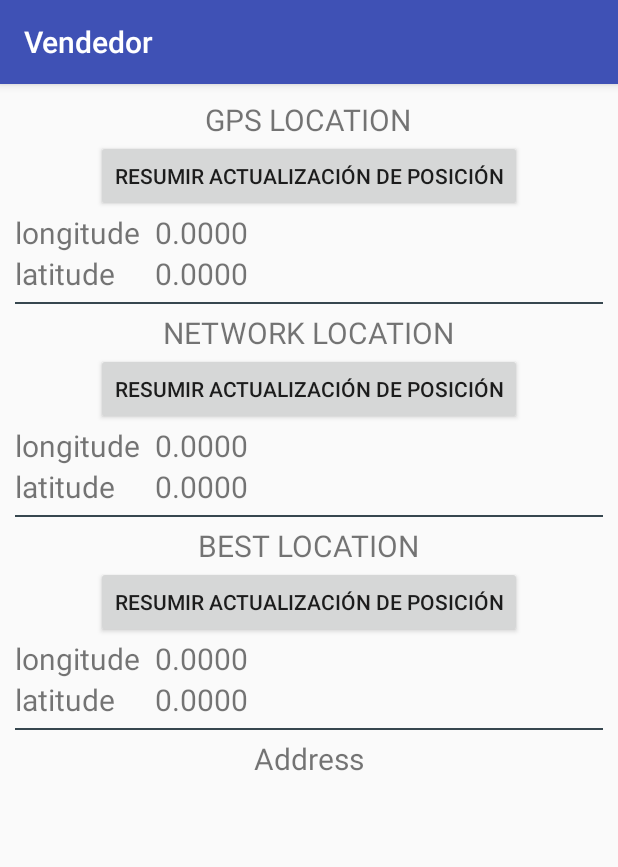
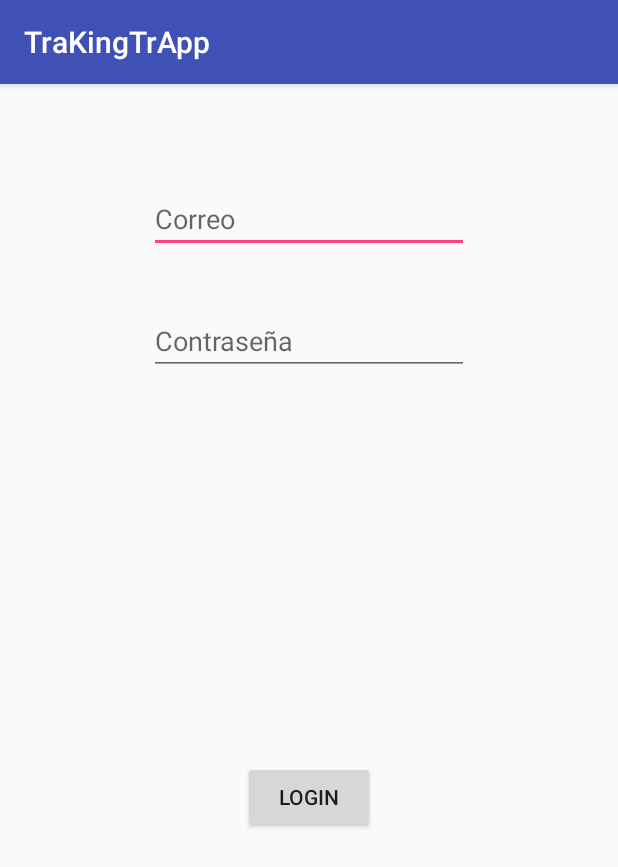
Before and after one commit to mgs96/Vendedor, an Android app: the screen it shows after launch (MainActivity before the commit, login after it), on a phone screen of 412 x 824 dp. Shown: the top 867 px of the screen. Run offline under Robolectric (Android 15) with nearby library versions, the phone set to English and light mode, and no system bars; our stand-ins replace Firebase (no records; nobody signed in at launch, a user with empty details on screens opened directly).

Commit message:
add login view

```diff
--- a/app/build.gradle
+++ b/app/build.gradle
@@ -25,6 +25,11 @@ dependencies {
         exclude group: 'com.android.support', module: 'support-annotations'
     })
     compile 'com.android.support:appcompat-v7:25.3.1'
+    compile 'com.android.support.constraint:constraint-layout:1.0.2'
+    compile 'com.google.firebase:firebase-core:9.6.1'
+    compile 'com.google.firebase:firebase-auth:9.6.1'
+    compile 'com.google.firebase:firebase-database:9.6.1'
     testCompile 'junit:junit:4.12'
-    compile 'com.android.support.constraint:constraint-layout:1.0.2'
 }
+
+apply plugin: 'com.google.gms.google-services'
--- a/app/src/main/AndroidManifest.xml
+++ b/app/src/main/AndroidManifest.xml
@@ -2,7 +2,7 @@
 <manifest xmlns:android="http://schemas.android.com/apk/res/android"
     package="com.movil.mauricio_taborda.vendedor">
 
-    <uses-permission android:name="android.permission.INTERNET"/>
+    <uses-permission android:name="android.permission.INTERNET" />
     <uses-permission android:name="android.permission.ACCESS_FINE_LOCATION" />
     <uses-permission android:name="android.permission.ACCESS_COARSE_LOCATION" />
 
@@ -14,13 +14,15 @@
         android:supportsRtl="true"
         android:theme="@style/AppTheme">
         <activity android:name=".MainActivity">
+
+        </activity>
+        <activity android:name=".login">
             <intent-filter>
                 <action android:name="android.intent.action.MAIN" />
 
                 <category android:name="android.intent.category.LAUNCHER" />
             </intent-filter>
         </activity>
-
     </application>
 
 </manifest>
--- /dev/null
+++ b/app/src/main/java/com/movil/mauricio_taborda/vendedor/login.java
@@ -0,0 +1,57 @@
+package com.movil.mauricio_taborda.vendedor;
+
+import android.support.annotation.NonNull;
+import android.support.v7.app.AppCompatActivity;
+import android.os.Bundle;
+import android.view.View;
+import android.widget.EditText;
+import android.widget.Toast;
+
+import com.google.android.gms.tasks.OnCompleteListener;
+import com.google.android.gms.tasks.Task;
+import com.google.firebase.auth.AuthResult;
+import com.google.firebase.auth.FirebaseAuth;
+import com.google.firebase.auth.FirebaseUser;
+
+public class login extends AppCompatActivity {
+
+    private FirebaseAuth mAuth;
+    FirebaseUser user;
+    EditText email;
+    EditText password;
+
+    @Override
+    protected void onCreate(Bundle savedInstanceState) {
+        super.onCreate(savedInstanceState);
+        setContentView(R.layout.activity_login);
+        mAuth = FirebaseAuth.getInstance();
+        email = (EditText) findViewById(R.id.etLogin);
+        password = (EditText) findViewById(R.id.etPass);
+    }
+
+    @Override
+    public void onStart() {
+        super.onStart();
+        // Check if user is signed in (non-null) and update UI accordingly.
+        FirebaseUser currentUser = mAuth.getCurrentUser();
+    }
+
+    public void login(View view) {
+        mAuth.signInWithEmailAndPassword(email.getText().toString(), password.getText().toString())
+        .addOnCompleteListener(this, new OnCompleteListener<AuthResult>() {
+            @Override
+            public void onComplete(@NonNull Task<AuthResult> task) {
+                if (task.isSuccessful()) {
+                    // Sign in success, update UI with the signed-in user's information
+                    user = mAuth.getCurrentUser();
+                    Toast.makeText(getApplicationContext(), user.getUid(), Toast.LENGTH_SHORT).show();
+                } else {
+                    // If sign in fails, display a message to the user.
+                    Toast.makeText(login.this, "Authentication failed.",
+                            Toast.LENGTH_SHORT).show();
+                }
+
+            }
+        });
+    }
+}
--- /dev/null
+++ b/app/src/main/res/layout/activity_login.xml
@@ -0,0 +1,49 @@
+<?xml version="1.0" encoding="utf-8"?>
+<android.support.constraint.ConstraintLayout xmlns:android="http://schemas.android.com/apk/res/android"
+    xmlns:app="http://schemas.android.com/apk/res-auto"
+    xmlns:tools="http://schemas.android.com/tools"
+    android:layout_width="match_parent"
+    android:layout_height="match_parent"
+    tools:context="com.movil.mauricio_taborda.vendedor.login">
+
+    <EditText
+        android:id="@+id/etLogin"
+        android:layout_width="wrap_content"
+        android:layout_height="wrap_content"
+        android:ems="10"
+        android:hint="Correo"
+        android:inputType="textEmailAddress"
+        app:layout_constraintTop_toTopOf="parent"
+        android:layout_marginTop="67dp"
+        android:layout_marginRight="8dp"
+        app:layout_constraintRight_toRightOf="parent"
+        android:layout_marginLeft="8dp"
+        app:layout_constraintLeft_toLeftOf="parent" />
+
+    <EditText
+        android:id="@+id/etPass"
+        android:layout_width="wrap_content"
+        android:layout_height="wrap_content"
+        android:layout_marginTop="36dp"
+        android:ems="10"
+        android:hint="Contraseña"
+        android:inputType="textPassword"
+        app:layout_constraintTop_toBottomOf="@+id/etLogin"
+        android:layout_marginLeft="8dp"
+        app:layout_constraintLeft_toLeftOf="parent"
+        android:layout_marginRight="8dp"
+        app:layout_constraintRight_toRightOf="parent" />
+
+    <Button
+        android:id="@+id/button2"
+        android:layout_width="wrap_content"
+        android:layout_height="wrap_content"
+        android:layout_marginTop="257dp"
+        android:text="Login"
+        app:layout_constraintTop_toBottomOf="@+id/etPass"
+        android:layout_marginRight="8dp"
+        app:layout_constraintRight_toRightOf="parent"
+        android:layout_marginLeft="8dp"
+        app:layout_constraintLeft_toLeftOf="parent"
+        android:onClick="login"/>
+</android.support.constraint.ConstraintLayout>
--- a/app/src/main/res/values/strings.xml
+++ b/app/src/main/res/values/strings.xml
@@ -1,5 +1,5 @@
 <resources>
-    <string name="app_name">Vendedor</string>
+    <string name="app_name">TraKingTrApp</string>
     <string name="resume">Resumir actualización de posición</string>
     <string name="pause">Pausar</string>
 </resources>
--- a/build.gradle
+++ b/build.gradle
@@ -5,8 +5,8 @@ buildscript {
         jcenter()
     }
     dependencies {
-        classpath 'com.android.tools.build:gradle:2.3.1'
-
+        classpath 'com.android.tools.build:gradle:2.3.0'
+        classpath 'com.google.gms:google-services:3.0.0'
         // NOTE: Do not place your application dependencies here; they belong
         // in the individual module build.gradle files
     }
```
Also changed, not shown: 1 other file.
